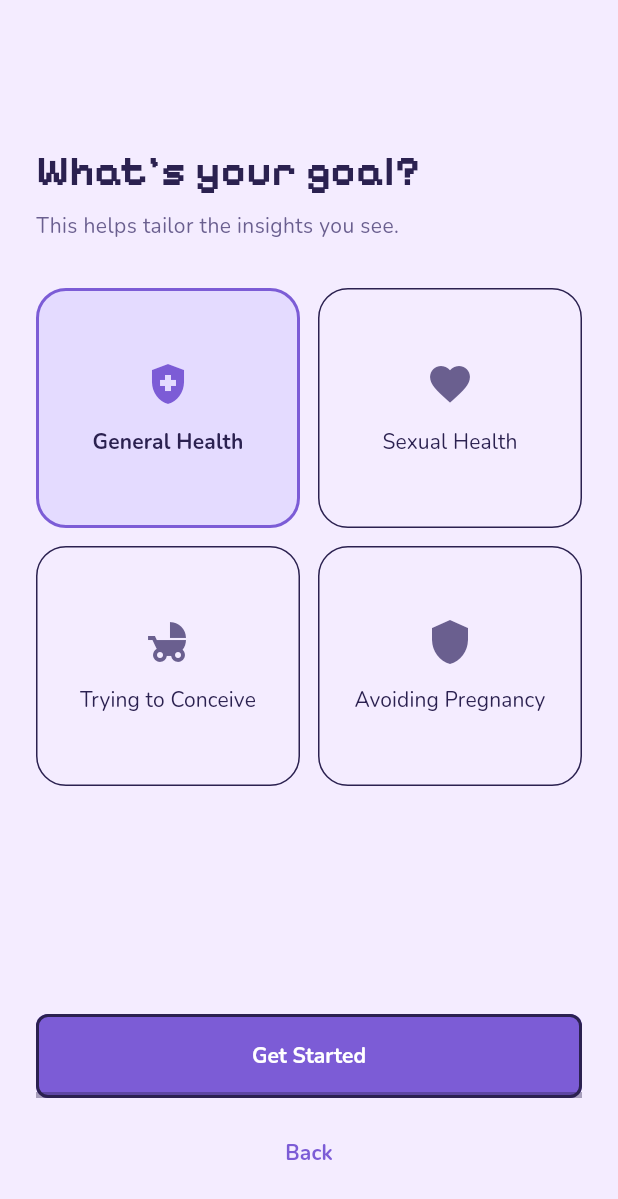
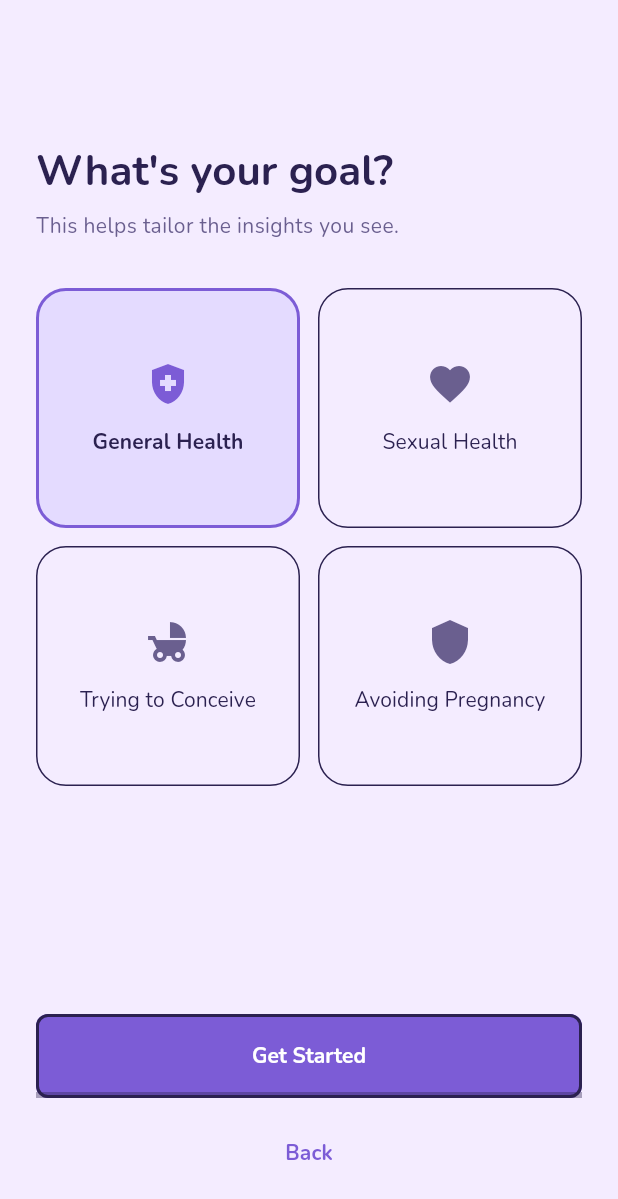
Before and after one commit to burakaydogmus/ruya, a Flutter app: the screen it shows after launch, swiped to page 3, on a phone screen of 412 x 824 dp. Shown: the top 1199 px of the screen. Run offline on Flutter 3.47's test engine with Material 3 defaults, Android fonts, the phone set to English and light mode, and no system bars; drawn by our look-alikes of dynamic_color; our stand-ins replace file_picker, fl_chart, flutter_colorpicker, flutter_local_notifications, flutter_secure_storage, flutter_timezone and 8 more; missing offline and left inert: age_calculator, cryptography, home_widget, scrollable_clean_calendar, watch_connectivity; accounts and stored records are empty; generated files the repository leaves out were written again; statements that could not run were skipped.

Commit message:
Use the body font for headlines and numbers in the pixel look, version 1.4.1

```diff
--- a/app/lib/theme/app_style.dart
+++ b/app/lib/theme/app_style.dart
@@ -256,14 +256,18 @@ ThemeData buildRuyaTheme({
   final display = pixel ? kPixelFont : kBodyFont;
   TextStyle? head(TextStyle? s, {FontWeight w = FontWeight.w700}) =>
       s?.copyWith(fontFamily: display, fontWeight: pixel ? FontWeight.w700 : w, letterSpacing: pixel ? 0.2 : null);
+  // Sentences and numbers (the countdown, questions, statistics) stay in the
+  // body face in every pack: the pixel face is only legible for short titles.
+  TextStyle? plain(TextStyle? s, {FontWeight w = FontWeight.w700}) =>
+      s?.copyWith(fontFamily: kBodyFont, fontWeight: w);
   final t = base.textTheme;
   final textTheme = t.copyWith(
-    displayLarge: head(t.displayLarge),
-    displayMedium: head(t.displayMedium),
-    displaySmall: head(t.displaySmall),
-    headlineLarge: head(t.headlineLarge, w: FontWeight.w800),
-    headlineMedium: head(t.headlineMedium, w: FontWeight.w800),
-    headlineSmall: head(t.headlineSmall, w: FontWeight.w800),
+    displayLarge: plain(t.displayLarge),
+    displayMedium: plain(t.displayMedium),
+    displaySmall: plain(t.displaySmall),
+    headlineLarge: plain(t.headlineLarge, w: FontWeight.w800),
+    headlineMedium: plain(t.headlineMedium, w: FontWeight.w800),
+    headlineSmall: plain(t.headlineSmall, w: FontWeight.w800),
     titleLarge: head(t.titleLarge, w: FontWeight.w800),
     titleMedium: t.titleMedium?.copyWith(fontWeight: FontWeight.w700),
     titleSmall: t.titleSmall?.copyWith(fontWeight: FontWeight.w700),
--- a/app/pubspec.yaml
+++ b/app/pubspec.yaml
@@ -2,7 +2,7 @@ name: ruya
 description: "RUYA - your private, offline cycle tracker."
 publish_to: 'none'
 
-version: 1.4.0+8
+version: 1.4.1+9
 
 environment:
   sdk: ^3.8.1
```
Also changed, not shown: app/lib/screens/today/today_screen.dart (+2 -8 lines).
